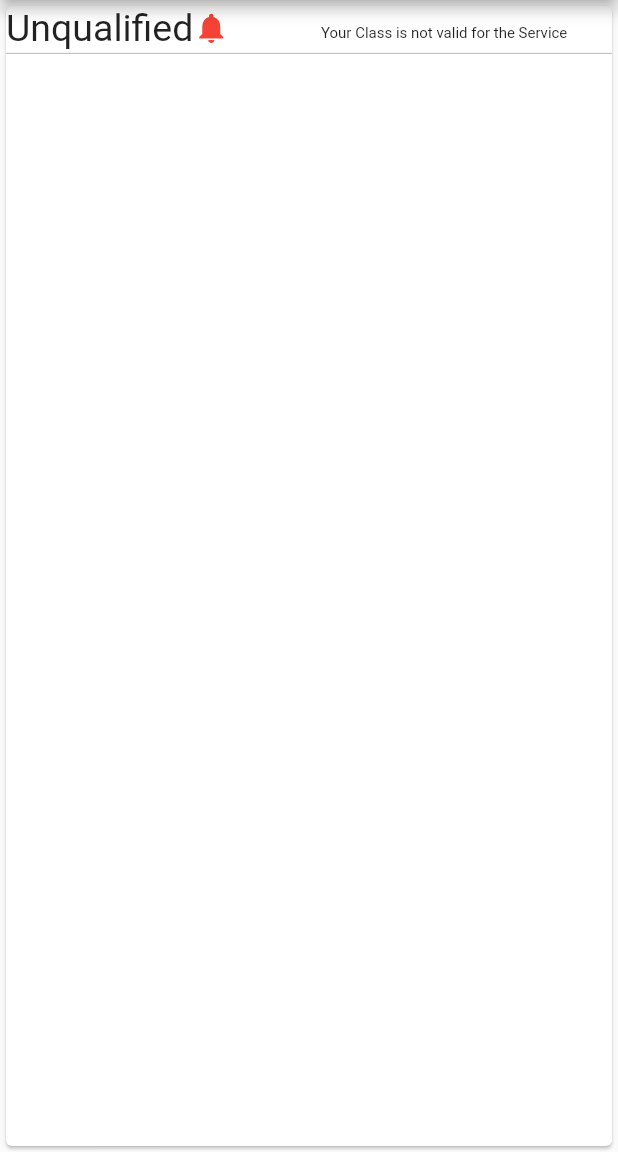
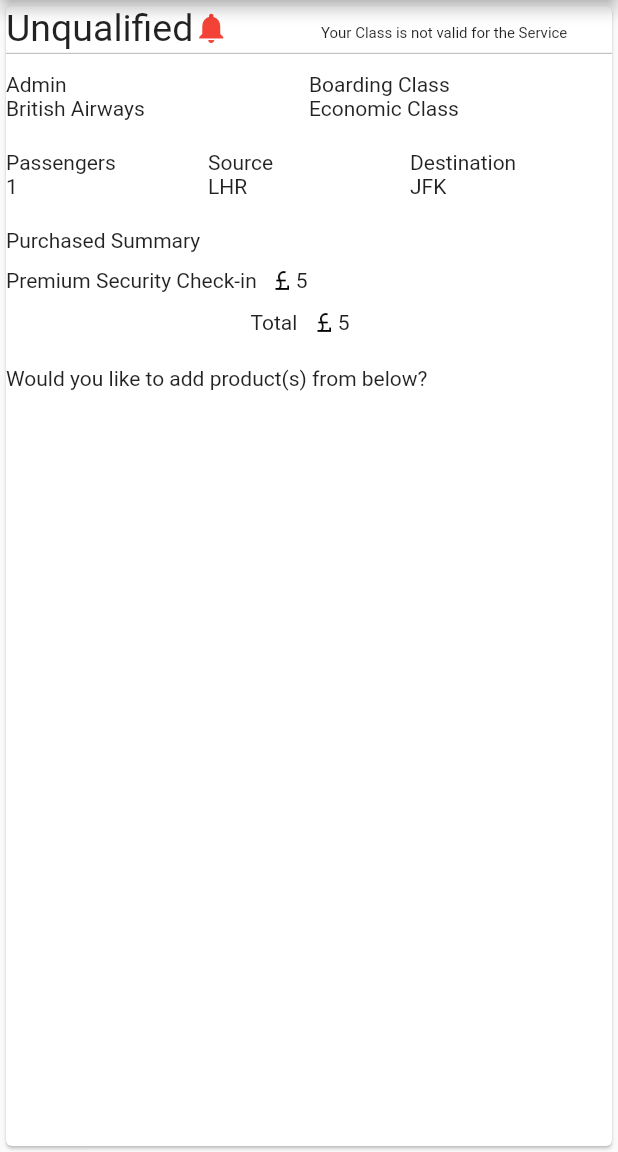
Before and after one commit to pramodsingh15/AiroplaneSeatLayout, a Flutter app: the screen it shows after launch, on a phone screen of 412 x 824 dp, the part 84-1236 px from its top. Run offline on Flutter 3.47's test engine with Material 2 defaults, Android fonts, the phone set to English and light mode, and no system bars.

Commit message:
screen updated

```diff
--- a/airoplaneseatlayout/lib/Seat_Layout.dart
+++ b/airoplaneseatlayout/lib/Seat_Layout.dart
@@ -1,3 +1,4 @@
+import 'package:airoplaneseatlayout/seatlayout_modal.dart';
 import 'package:flutter/material.dart';
 
 class SeatLayoutClass extends StatefulWidget {
@@ -16,6 +17,7 @@ class _SeatLayoutClassState extends State<SeatLayoutClass> {
         body: Container(
           child: Card(
             child: Column(
+              crossAxisAlignment: CrossAxisAlignment.start,
               children: <Widget>[
                 Row(
                   children: <Widget>[
@@ -26,24 +28,124 @@ class _SeatLayoutClassState extends State<SeatLayoutClass> {
                           "Unqualified",
                           style: TextStyle(fontSize: 25),
                         ),
-                        Icon(Icons.notifications,color: Colors.red,),
+                        Icon(
+                          Icons.notifications,
+                          color: Colors.red,
+                        ),
                       ],
                     )),
                     Expanded(
                         child: Padding(
-                          padding: const EdgeInsets.only(top:8.0,right: 0,left: 8),
-                          child: Text(
-                      "Your Class is not valid for the Service",
-                      style: TextStyle(fontSize: 10),
-                    ),
-                        ))
+                      padding:
+                          const EdgeInsets.only(top: 8.0, right: 0, left: 8),
+                      child: Text(
+                        "Your Class is not valid for the Service",
+                        style: TextStyle(fontSize: 10),
+                      ),
+                    ))
                   ],
                 ),
                 Divider(
                   height: 5,
                   thickness: 0.5,
                   color: Colors.grey,
-                )
+                ),
+                SizedBox(
+                  height: 10,
+                ),
+                Row(
+                  children: <Widget>[
+                    Expanded(
+                      child: Column(
+                        crossAxisAlignment: CrossAxisAlignment.start,
+                        children: <Widget>[
+                          Text("Admin"),
+                          Text("British Airways")
+                        ],
+                      ),
+                    ),
+                    Expanded(
+                      child: Column(
+                        crossAxisAlignment: CrossAxisAlignment.start,
+                        children: <Widget>[
+                          Text("Boarding Class"),
+                          Text("Economic Class")
+                        ],
+                      ),
+                    ),
+                  ],
+                ),
+                SizedBox(
+                  height: 20,
+                ),
+                Row(
+                  children: <Widget>[
+                    Expanded(
+                      child: Column(
+                        crossAxisAlignment: CrossAxisAlignment.start,
+                        children: <Widget>[Text("Passengers"), Text("1")],
+                      ),
+                    ),
+                    Expanded(
+                      child: Column(
+                        crossAxisAlignment: CrossAxisAlignment.start,
+                        children: <Widget>[Text("Source"), Text("LHR")],
+                      ),
+                    ),
+                    Expanded(
+                      child: Column(
+                        crossAxisAlignment: CrossAxisAlignment.start,
+                        children: <Widget>[Text("Destination"), Text("JFK")],
+                      ),
+                    ),
+                  ],
+                ),
+                SizedBox(
+                  height: 20,
+                ),
+                Text("Purchased Summary"),
+                SizedBox(
+                  height: 10,
+                ),
+                Row(
+                  children: <Widget>[
+                    Text("Premium Security Check-in"),
+                    Padding(
+                      padding: const EdgeInsets.only(left: 8.0),
+                      child: Image(
+                        image: AssetImage("images/british-pound.png"),
+                        height: 18,
+                        width: 18,
+                      ),
+                    ),
+                    Text("5")
+                  ],
+                ),
+                SizedBox(
+                  height: 10,
+                ),
+                Padding(
+                  padding: const EdgeInsets.only(right: 12.0),
+                  child: Row(
+                    mainAxisAlignment: MainAxisAlignment.center,
+                    children: <Widget>[
+                      Text("Total"),
+                      Padding(
+                        padding: const EdgeInsets.only(left: 9),
+                        child: Image(
+                          image: AssetImage("images/british-pound.png"),
+                          height: 18,
+                          width: 18,
+                        ),
+                      ),
+                      Text("5"),
+                    ],
+                  ),
+                ),
+                SizedBox(
+                  height: 20,
+                ),
+                Text("Would you like to add product(s) from below?"),
               ],
             ),
           ),
@@ -52,3 +154,18 @@ class _SeatLayoutClassState extends State<SeatLayoutClass> {
     );
   }
 }
+
+List<SeatLayoutModal> list = <SeatLayoutModal>[
+  const SeatLayoutModal(
+      title: "No1 Lounge", description: "Express - 1.5 Hours", value: "10"),
+  const SeatLayoutModal(
+      title: "No1 Loungs", description: "3 Hours", value: "15"),
+  const SeatLayoutModal(
+      title: "My Lounge", description: "Express 1.5 Hours", value: "5"),
+  const SeatLayoutModal(
+      title: "My Lounge", description: "3 Hours", value: "12"),
+  const SeatLayoutModal(
+      title: "Chubroerre", description: "No Champaigne", value: "5"),
+  const SeatLayoutModal(
+      title: "No1 Loungs", description: "Discount 3 Hours", value: "5"),
+];
--- /dev/null
+++ b/airoplaneseatlayout/lib/seatlayout_modal.dart
@@ -0,0 +1,9 @@
+import 'dart:ui';
+
+class SeatLayoutModal {
+  const SeatLayoutModal({this.title, this.description,this.value});
+
+  final String title;
+  final String description;
+  final String value;
+}
--- a/airoplaneseatlayout/pubspec.yaml
+++ b/airoplaneseatlayout/pubspec.yaml
@@ -41,7 +41,8 @@ flutter:
   uses-material-design: true
 
   # To add assets to your application, add an assets section, like this:
-  # assets:
+  assets:
+     - images/
   #  - images/a_dot_burr.jpeg
   #  - images/a_dot_ham.jpeg
 
```
Also changed, not shown: airoplaneseatlayout/images/british-pound.png (added).
